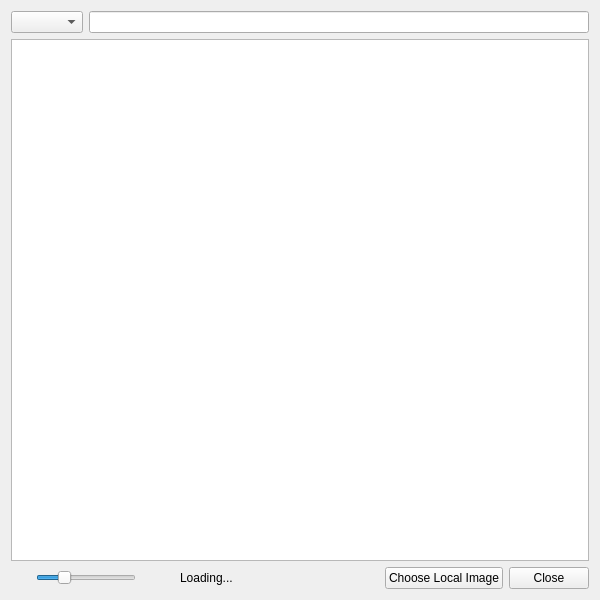
The window that globals/ImageDialog.ui (Komet/MediaElch) describes before a commit, drawn with Qt 5.
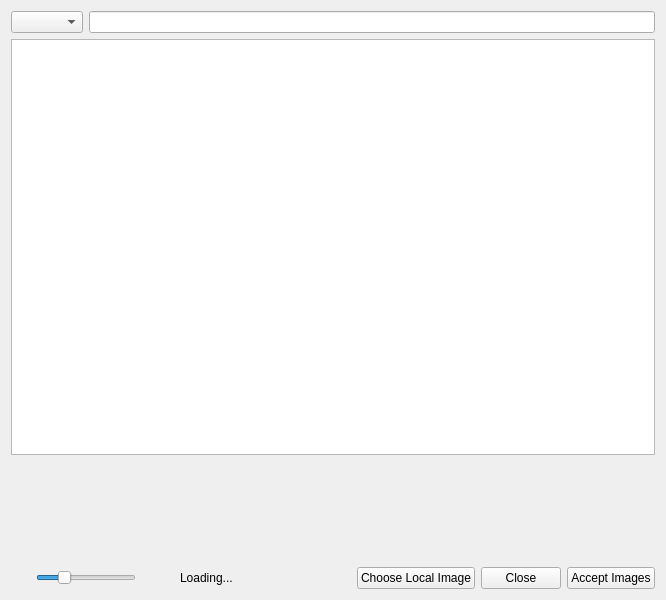
The same window after the commit. The open tabs and pages were chosen to show the change. Icons and pictures are not drawn. Custom widgets are drawn as their Qt base class.

What changed in the file:
```diff
--- a/globals/ImageDialog.ui
+++ b/globals/ImageDialog.ui
@@ -9,7 +9,7 @@
    <rect>
     <x>0</x>
     <y>0</y>
-    <width>600</width>
+    <width>666</width>
     <height>600</height>
    </rect>
   </property>
@@ -24,7 +24,7 @@
   <property name="modal">
    <bool>true</bool>
   </property>
-  <layout class="QVBoxLayout" name="verticalLayout">
+  <layout class="QVBoxLayout" name="verticalLayout" stretch="0,1,0,0">
    <item>
     <layout class="QHBoxLayout" name="horizontalLayout_2">
      <item>
@@ -99,6 +99,11 @@
          <property name="acceptDrops">
           <bool>true</bool>
          </property>
+         <property name="styleSheet">
+          <string notr="true">QTableWidget {
+	selection-background-color: transparent;
+}</string>
+         </property>
          <property name="editTriggers">
           <set>QAbstractItemView::NoEditTriggers</set>
          </property>
@@ -173,7 +178,23 @@
     </widget>
    </item>
    <item>
-    <layout class="QHBoxLayout" name="horizontalLayout" stretch="0,0,0,0,1,0,0,0">
+    <widget class="ImageGallery" name="gallery" native="true">
+     <property name="minimumSize">
+      <size>
+       <width>0</width>
+       <height>100</height>
+      </size>
+     </property>
+     <property name="maximumSize">
+      <size>
+       <width>16777215</width>
+       <height>100</height>
+      </size>
+     </property>
+    </widget>
+   </item>
+   <item>
+    <layout class="QHBoxLayout" name="horizontalLayout" stretch="0,0,0,0,1,0,0,0,0">
      <item>
       <widget class="QToolButton" name="buttonZoomOut">
        <property name="cursor">
@@ -303,11 +324,27 @@
        </property>
       </widget>
      </item>
+     <item>
+      <widget class="QPushButton" name="btnAcceptImages">
+       <property name="text">
+        <string>Accept Images</string>
+       </property>
+       <property name="autoDefault">
+        <bool>false</bool>
+       </property>
+      </widget>
+     </item>
     </layout>
    </item>
   </layout>
  </widget>
  <customwidgets>
+  <customwidget>
+   <class>ImageGallery</class>
+   <extends>QWidget</extends>
+   <header>smallWidgets/ImageGallery.h</header>
+   <container>1</container>
+  </customwidget>
   <customwidget>
    <class>MyTableWidget</class>
    <extends>QTableWidget</extends>
```
Left out of the diff: 6 changed lines with no effect on the pictures.
